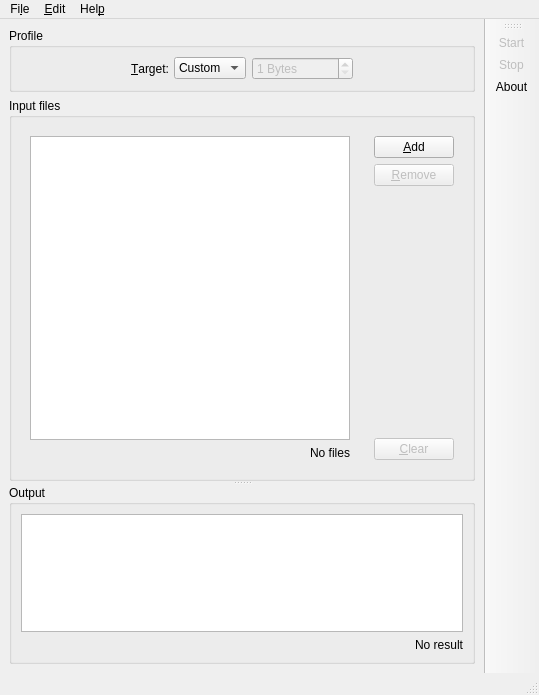
velnias75/diskfit, file src/python/qdiskfit/mainwindow/mainwindow.ui: the form before one commit.
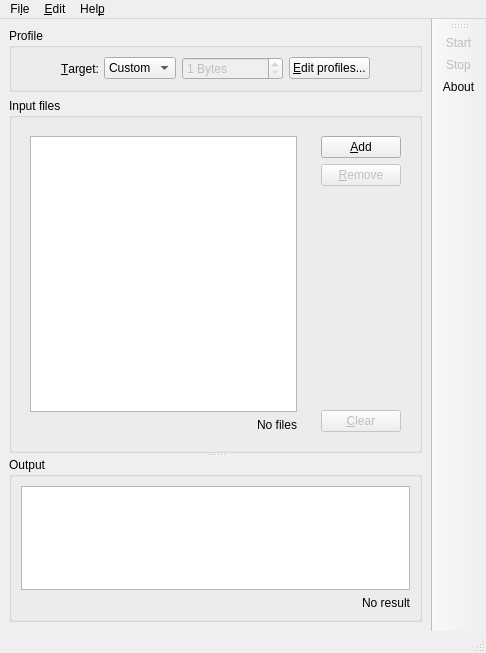
The form after the commit. Icons and pictures are not drawn.

Commit message: basic profile editor

The edit to the form file:
```diff
--- a/src/python/qdiskfit/mainwindow/mainwindow.ui
+++ b/src/python/qdiskfit/mainwindow/mainwindow.ui
@@ -2,14 +2,6 @@
 <ui version="4.0">
  <class>MainWindow</class>
  <widget class="QMainWindow" name="MainWindow">
-  <property name="geometry">
-   <rect>
-    <x>0</x>
-    <y>0</y>
-    <width>539</width>
-    <height>695</height>
-   </rect>
-  </property>
   <property name="windowIcon">
    <iconset theme="qdiskfit">
     <normaloff>.</normaloff>.</iconset>
@@ -23,7 +15,7 @@
         <property name="title">
          <string>Profile</string>
         </property>
-        <layout class="QHBoxLayout" name="horizontalLayout_3" stretch="3,0,1,0,3">
+        <layout class="QHBoxLayout" name="horizontalLayout_3" stretch="3,0,1,0,0,3">
          <item>
           <spacer name="horizontalSpacer_2">
            <property name="orientation">
@@ -81,6 +73,13 @@
            </property>
           </widget>
          </item>
+         <item>
+          <widget class="QPushButton" name="button_editProfile">
+           <property name="text">
+            <string>&amp;Edit profiles...</string>
+           </property>
+          </widget>
+         </item>
          <item>
           <spacer name="horizontalSpacer">
            <property name="orientation">
@@ -332,7 +331,7 @@
     <rect>
      <x>0</x>
      <y>0</y>
-     <width>539</width>
+     <width>659</width>
      <height>32</height>
     </rect>
    </property>
```
Left out of the diff: 18 changed lines with no effect on the pictures. The commit also changes 6 other files.
